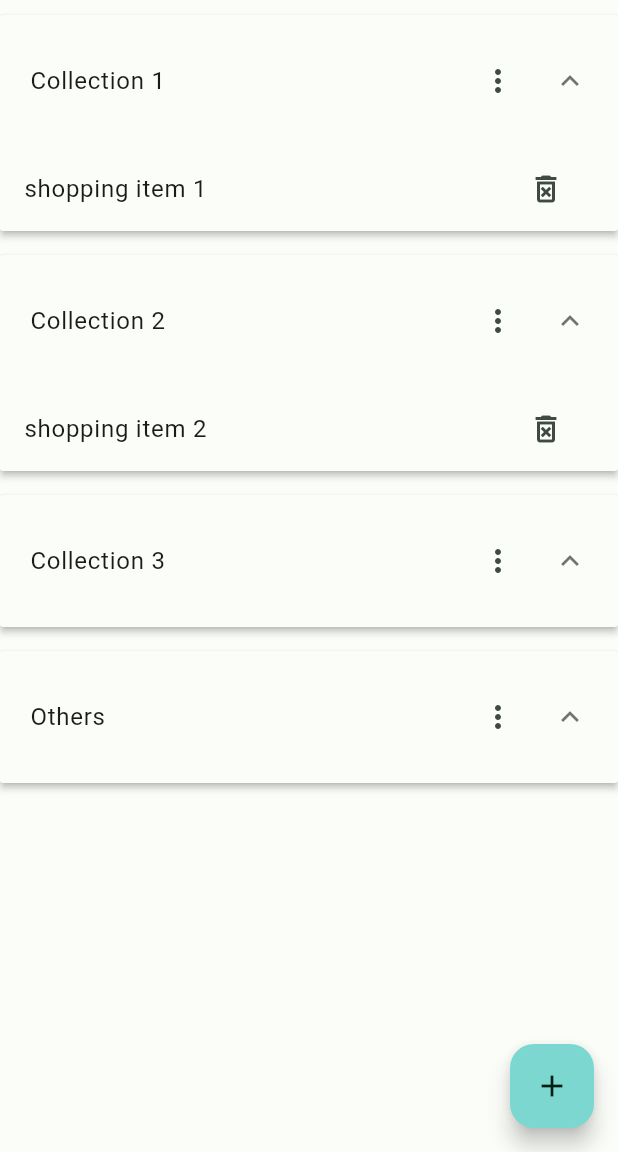
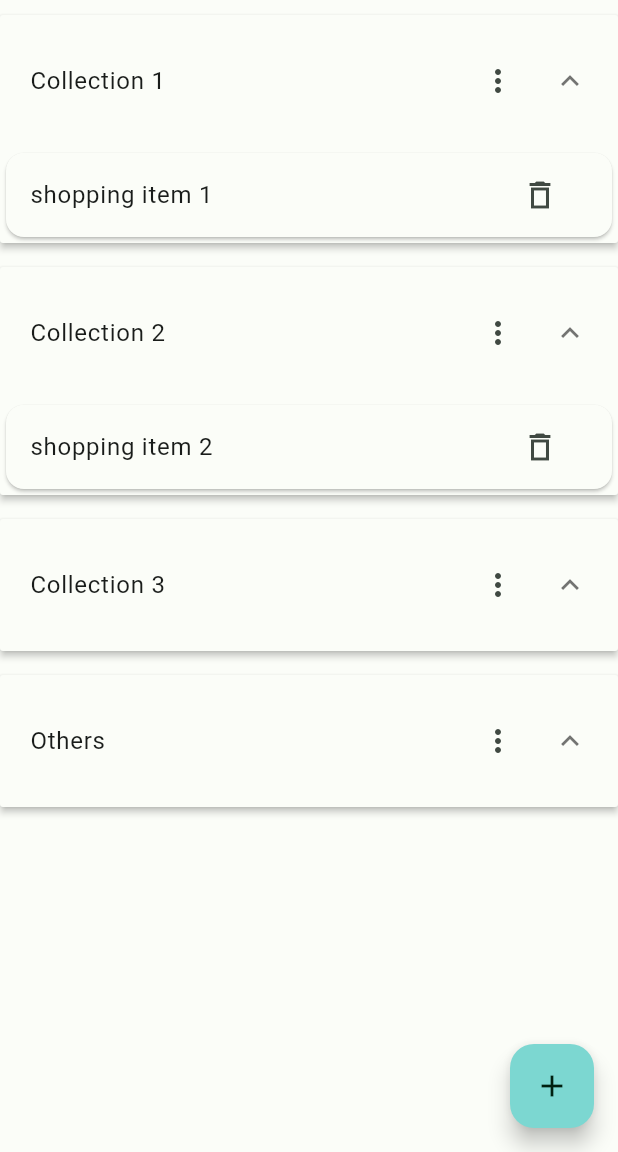
Before and after one commit to MuKhAlm/shopping_list_but_free, a Flutter app: the CollectionsScreen screen opened directly, on a phone screen of 412 x 824 dp, the part 84-1236 px from its top. Run offline on Flutter 3.47's test engine with Material 2 defaults, Android fonts, the phone set to English and light mode, and no system bars; our stand-ins replace font_awesome_flutter, objectbox; generated files the repository leaves out were written again.

Commit message:
Style: Add more style to app

```diff
--- /dev/null
+++ b/lib/default_icons.dart
@@ -0,0 +1,3 @@
+import 'package:flutter/material.dart';
+
+const defaultDeleteIcon = Icons.delete_outline_sharp;
--- a/lib/screens/collections_screen.dart
+++ b/lib/screens/collections_screen.dart
@@ -1,5 +1,6 @@
 import 'package:flutter/foundation.dart';
 import 'package:flutter/material.dart';
+import 'package:shopping_list_but_free/default_icons.dart';
 import 'package:shopping_list_but_free/models/collection.dart';
 import 'package:shopping_list_but_free/models/shopping_item.dart';
 import 'package:shopping_list_but_free/models/shopping_list.dart';
@@ -187,7 +188,7 @@ class _CollectionsScreenState extends State<CollectionsScreen> {
                                 mainAxisAlignment: MainAxisAlignment.start,
                                 children: const [
                                   Icon(
-                                    Icons.delete_forever_outlined,
+                                    defaultDeleteIcon,
                                   ),
                                   SizedBox(
                                     width: 10,
@@ -205,7 +206,8 @@ class _CollectionsScreenState extends State<CollectionsScreen> {
                     body: Column(
                       children: collection.shoppingItemsNames
                           .map((String shoppingItemName) {
-                        return ListTile(
+                        return Card(
+                          child: ListTile(
                             title: Text(shoppingItemName),
                             trailing: IconButton(
                               tooltip:
@@ -224,7 +226,8 @@ class _CollectionsScreenState extends State<CollectionsScreen> {
 
                                 objectbox.collectionBox.put(collection);
                               },
-                            icon: const Icon(Icons.delete_forever_outlined),
+                              icon: const Icon(defaultDeleteIcon),
+                            ),
                           ),
                         );
                       }).toList(),
--- a/lib/screens/home_screen.dart
+++ b/lib/screens/home_screen.dart
@@ -1,4 +1,5 @@
 import 'package:flutter/material.dart';
+import 'package:shopping_list_but_free/default_icons.dart';
 import 'package:shopping_list_but_free/models/shopping_list.dart';
 import 'package:shopping_list_but_free/objectbox.dart';
 import 'package:shopping_list_but_free/screens/shopping_list_screen.dart';
@@ -64,8 +65,11 @@ class HomeScreen extends StatelessWidget {
                           objectbox.shoppingListBox
                               .remove(snapshot.data![index].id);
                         },
+                        style: ElevatedButton.styleFrom(
+                          shape: const CircleBorder(),
+                        ),
                         icon: const Icon(
-                          Icons.delete_forever_outlined,
+                          defaultDeleteIcon,
                         ),
                       ),
                     ),
```
Also changed, not shown: lib/screens/shopping_list_screen.dart (+37 -29 lines). Lines whose indentation alone changed are shown as unchanged.
